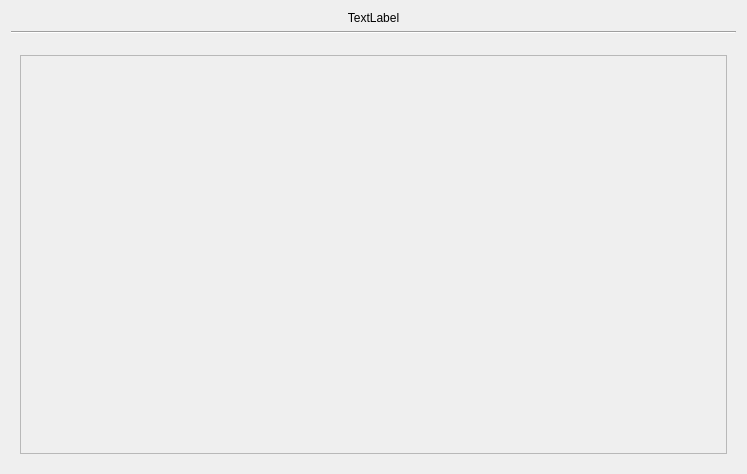
The window that src/jamtaba/gui/NinjamRoomWindow.ui (elieserdejesus/JamTaba) describes before a commit, drawn with Qt 5.
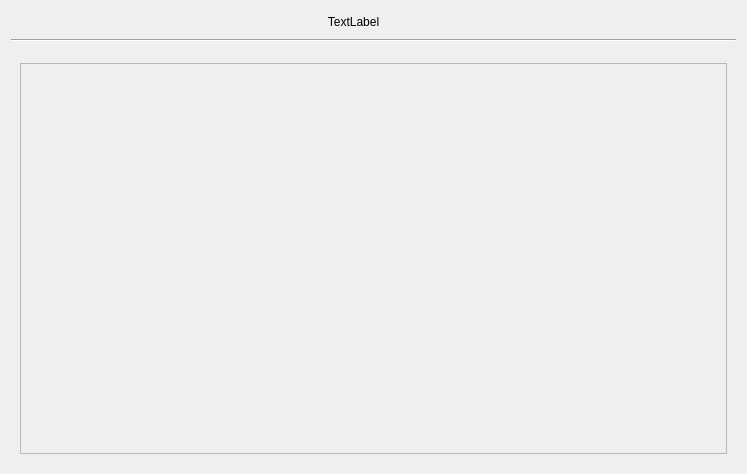
The same window after the commit. Custom widgets are drawn as their Qt base class.

```diff
--- a/src/jamtaba/gui/NinjamRoomWindow.ui
+++ b/src/jamtaba/gui/NinjamRoomWindow.ui
@@ -21,7 +21,31 @@
   </property>
   <layout class="QVBoxLayout" name="verticalLayout">
    <item>
+    <widget class="QWidget" name="widget" native="true">
+     <layout class="QHBoxLayout" name="horizontalLayout_2" stretch="0,0">
+      <property name="spacing">
+       <number>0</number>
+      </property>
+      <property name="leftMargin">
+       <number>0</number>
+      </property>
+      <property name="topMargin">
+       <number>0</number>
+      </property>
+      <property name="rightMargin">
+       <number>0</number>
+      </property>
+      <property name="bottomMargin">
+       <number>0</number>
+      </property>
+      <item>
     <widget class="QLabel" name="labelRoomName">
+        <property name="sizePolicy">
+         <sizepolicy hsizetype="Preferred" vsizetype="Preferred">
+          <horstretch>1</horstretch>
+          <verstretch>0</verstretch>
+         </sizepolicy>
+        </property>
      <property name="text">
       <string notr="true">TextLabel</string>
      </property>
@@ -31,6 +55,22 @@
     </widget>
    </item>
    <item>
+       <widget class="QPushButton" name="licenceButton">
+        <property name="toolTip">
+         <string>read the server licence ...</string>
+        </property>
+        <property name="text">
+         <string/>
+        </property>
+        <property name="flat">
+         <bool>true</bool>
+        </property>
+       </widget>
+      </item>
+     </layout>
+    </widget>
+   </item>
+   <item>
     <widget class="Line" name="line">
      <property name="orientation">
       <enum>Qt::Horizontal</enum>
@@ -66,7 +106,7 @@
            <x>0</x>
            <y>0</y>
            <width>709</width>
-           <height>392</height>
+           <height>382</height>
           </rect>
          </property>
          <layout class="QHBoxLayout" name="horizontalLayout">
```
Lines whose indentation alone changed are shown as unchanged.
